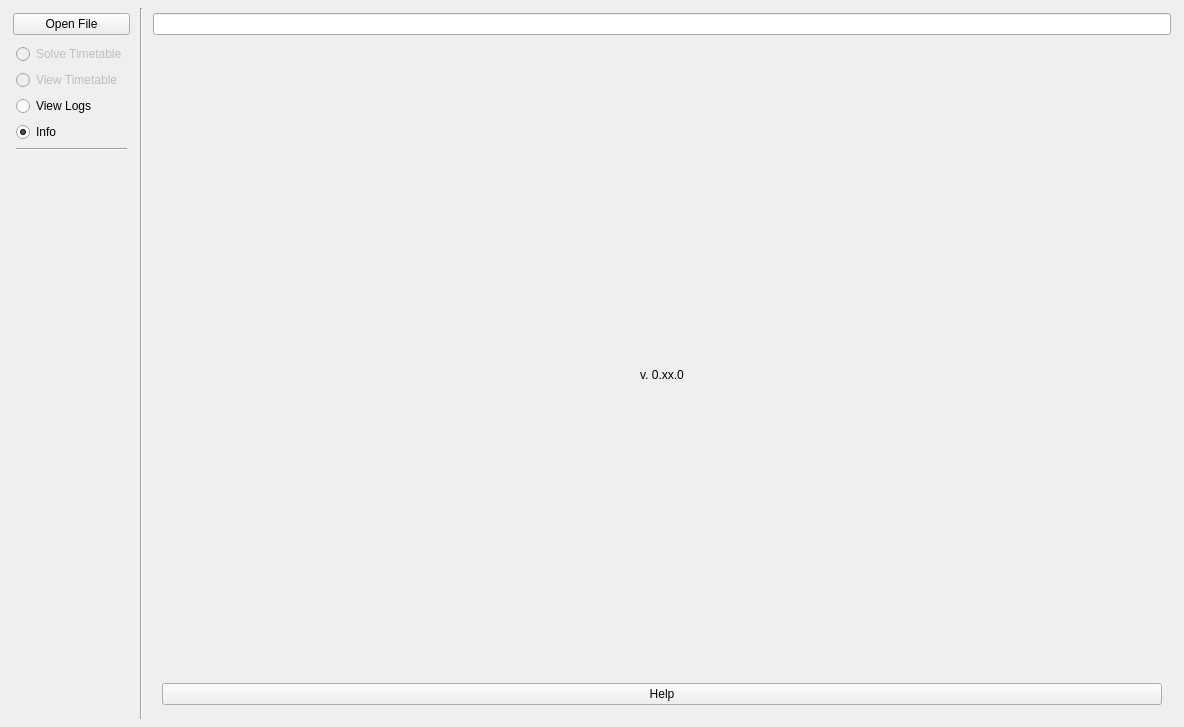
The window that gui/mainwindow.ui (gradgrind/fetrunner) describes before a commit, drawn with Qt 5.
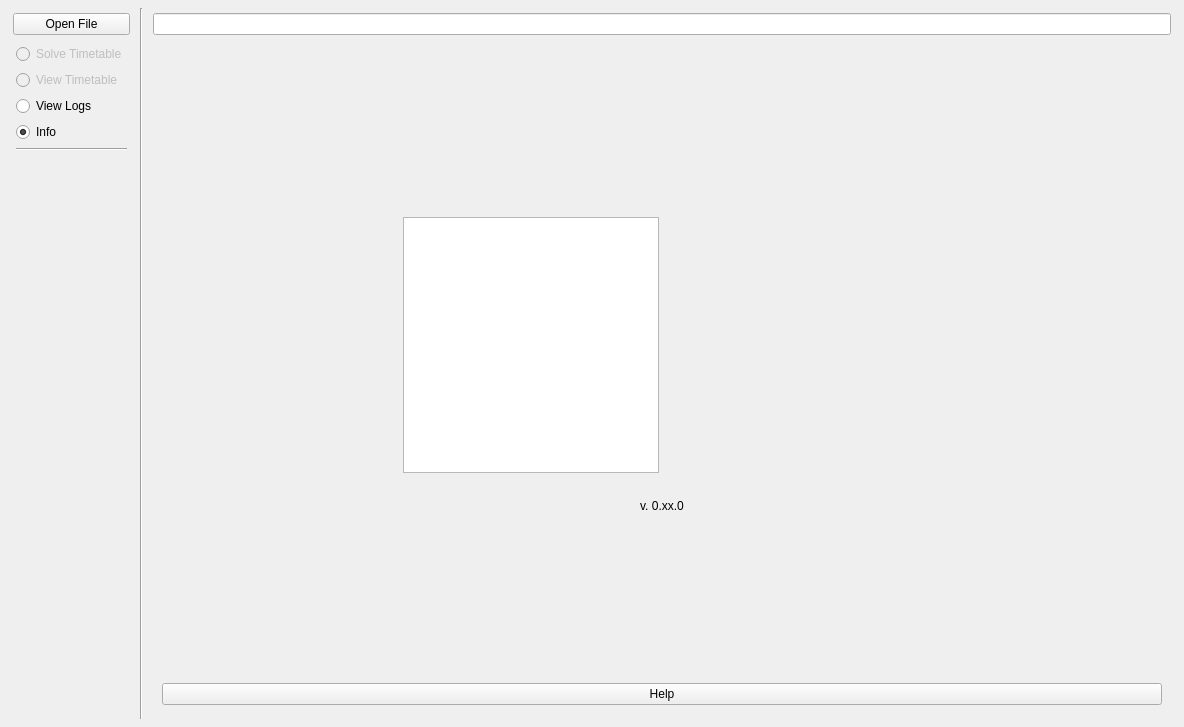
The same window after the commit. Icons and pictures are not drawn.

Commit message: Start reworking logo

```diff
--- a/gui/mainwindow.ui
+++ b/gui/mainwindow.ui
@@ -200,10 +200,81 @@
            </property>
           </spacer>
          </item>
+         <item>
+          <layout class="QHBoxLayout" name="horizontalLayout_3">
+           <item>
+            <spacer name="horizontalSpacer">
+             <property name="orientation">
+              <enum>Qt::Orientation::Horizontal</enum>
+             </property>
+             <property name="sizeHint" stdset="0">
+              <size>
+               <width>40</width>
+               <height>20</height>
+              </size>
+             </property>
+            </spacer>
+           </item>
+           <item>
+            <widget class="QGraphicsView" name="logo">
+             <property name="sizePolicy">
+              <sizepolicy hsizetype="Fixed" vsizetype="Fixed">
+               <horstretch>0</horstretch>
+               <verstretch>0</verstretch>
+              </sizepolicy>
+             </property>
+             <property name="minimumSize">
+              <size>
+               <width>256</width>
+               <height>256</height>
+              </size>
+             </property>
+            </widget>
+           </item>
+           <item>
+            <widget class="QLabel" name="label">
+             <property name="sizePolicy">
+              <sizepolicy hsizetype="Fixed" vsizetype="Fixed">
+               <horstretch>0</horstretch>
+               <verstretch>0</verstretch>
+              </sizepolicy>
+             </property>
+             <property name="minimumSize">
+              <size>
+               <width>256</width>
+               <height>256</height>
+              </size>
+             </property>
+             <property name="text">
+              <string/>
+             </property>
+             <property name="pixmap">
+              <pixmap resource="../resources.qrc">:/gui/icons/fetrunner.svg</pixmap>
+             </property>
+             <property name="scaledContents">
+              <bool>true</bool>
+             </property>
+            </widget>
+           </item>
+           <item>
+            <spacer name="horizontalSpacer_2">
+             <property name="orientation">
+              <enum>Qt::Orientation::Horizontal</enum>
+             </property>
+             <property name="sizeHint" stdset="0">
+              <size>
+               <width>40</width>
+               <height>20</height>
+              </size>
+             </property>
+            </spacer>
+           </item>
+          </layout>
+         </item>
          <item>
           <widget class="QLabel" name="label_3">
            <property name="text">
-            <string>&lt;html&gt;&lt;head/&gt;&lt;body&gt;&lt;p&gt;&lt;img src=&quot;:/gui/icons/fetrunner-256.png&quot;/&gt;&lt;/p&gt;&lt;/body&gt;&lt;/html&gt;</string>
+            <string>&lt;html&gt;&lt;head/&gt;&lt;body&gt;&lt;p&gt;&lt;img src=&quot;:/gui/icons/fetrunner.svg&quot;/&gt;&lt;/p&gt;&lt;/body&gt;&lt;/html&gt;</string>
            </property>
            <property name="alignment">
             <set>Qt::AlignmentFlag::AlignCenter</set>
```
Left out of the diff: 4 changed lines with no effect on the pictures. The commit also changes 5 other files.
